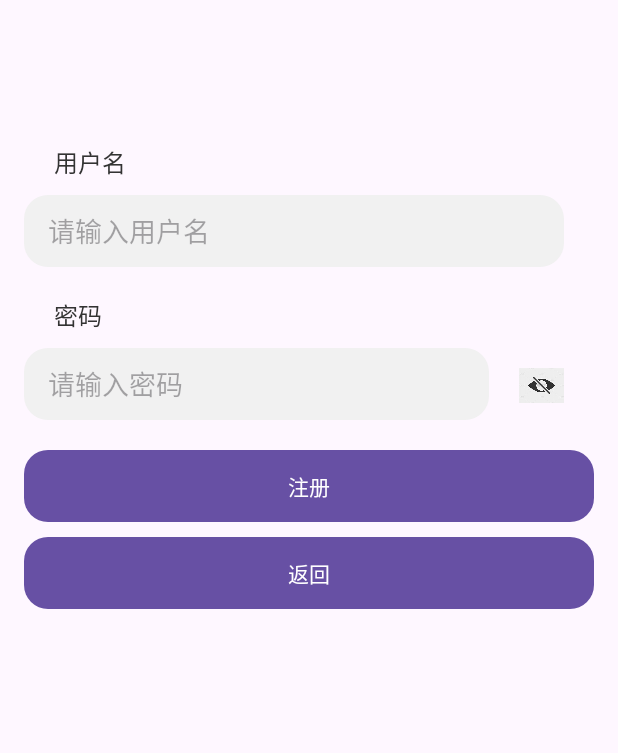
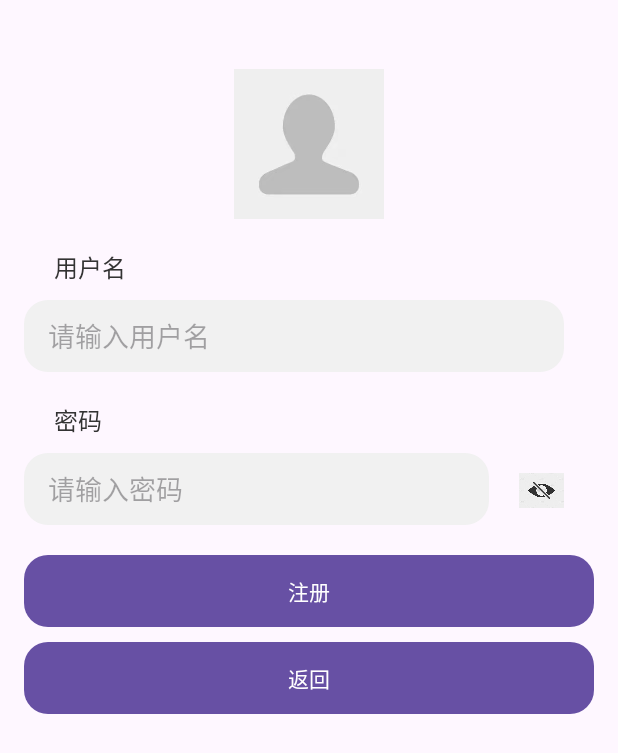
Before and after one commit to qiutf1/an-android-app-project, an Android app: the screen it shows after launch (RegisterActivity), after a tap on "注册", on a phone screen of 412 x 824 dp. Shown: the top 753 px of the screen. Run offline under Robolectric (Android 15) with nearby library versions, the phone set to English and light mode, and no system bars; 2 other taps on this screen came first.

Commit message:
实现头像选择功能

```diff
--- a/app/src/main/java/com/example/myapp4/DatabaseHelper.java
+++ b/app/src/main/java/com/example/myapp4/DatabaseHelper.java
@@ -7,17 +7,23 @@ import android.database.sqlite.SQLiteOpenHelper;
 public class DatabaseHelper extends SQLiteOpenHelper {
 
     private static final String DATABASE_NAME = "user_database";
-    private static final int DATABASE_VERSION = 1;
+    private static final int DATABASE_VERSION = 2;  // 更新数据库版本
 
     public static final String TABLE_USERS = "users";
     public static final String COLUMN_USERNAME = "username";
     public static final String COLUMN_PASSWORD = "password";
+    public static final String COLUMN_AVATAR = "avatar";  // 新增的头像字段
 
     // 创建表的SQL语句
     private static final String TABLE_CREATE =
             "CREATE TABLE " + TABLE_USERS + " (" +
                     COLUMN_USERNAME + " TEXT PRIMARY KEY, " +
-                    COLUMN_PASSWORD + " TEXT NOT NULL);";
+                    COLUMN_PASSWORD + " TEXT NOT NULL, " +
+                    COLUMN_AVATAR + " TEXT);";  // 新增头像字段
+
+    // 更新数据库时新增头像字段
+    private static final String ALTER_TABLE_ADD_AVATAR =
+            "ALTER TABLE " + TABLE_USERS + " ADD COLUMN " + COLUMN_AVATAR + " TEXT;";  // 添加头像字段的SQL语句
 
     public DatabaseHelper(Context context) {
         super(context, DATABASE_NAME, null, DATABASE_VERSION);
@@ -25,12 +31,14 @@ public class DatabaseHelper extends SQLiteOpenHelper {
 
     @Override
     public void onCreate(SQLiteDatabase db) {
-        db.execSQL(TABLE_CREATE); // 创建表
+        db.execSQL(TABLE_CREATE);  // 创建用户表
     }
 
     @Override
     public void onUpgrade(SQLiteDatabase db, int oldVersion, int newVersion) {
-        db.execSQL("DROP TABLE IF EXISTS " + TABLE_USERS);
-        onCreate(db);
+        if (oldVersion < 2) {
+            // 数据库版本更新时，添加新的列（头像字段）
+            db.execSQL(ALTER_TABLE_ADD_AVATAR);
+        }
     }
 }
--- a/app/src/main/java/com/example/myapp4/LoginActivity.java
+++ b/app/src/main/java/com/example/myapp4/LoginActivity.java
@@ -17,7 +17,7 @@ public class LoginActivity extends AppCompatActivity {
 
     private EditText usernameEditText, passwordEditText;
     private Button loginButton, registerButton;
-    private ImageView avatarImageView, eyeImageView;
+    private ImageView eyeImageView;
     private ProgressBar progressBar;
     private String username, password;
     private DatabaseHelper dbHelper;
@@ -31,7 +31,6 @@ public class LoginActivity extends AppCompatActivity {
         passwordEditText = findViewById(R.id.passwordEditText);
         loginButton = findViewById(R.id.loginButton);
         registerButton = findViewById(R.id.registerButton);
-        avatarImageView = findViewById(R.id.avatarImageView);
         progressBar = findViewById(R.id.progressBar);
         eyeImageView = findViewById(R.id.eyeImageView);
 
@@ -83,13 +82,6 @@ public class LoginActivity extends AppCompatActivity {
             startActivity(intent);
         });
 
-        // 头像选择事件
-        avatarImageView.setOnClickListener(v -> {
-            Intent intent = new Intent(Intent.ACTION_PICK);
-            intent.setType("image/*");
-            startActivityForResult(intent, 1);
-        });
-
         // 眼睛图标切换明文和密文
         eyeImageView.setOnClickListener(v -> {
             if (passwordEditText.getInputType() == (android.text.InputType.TYPE_CLASS_TEXT | android.text.InputType.TYPE_TEXT_VARIATION_PASSWORD)) {
@@ -104,14 +96,4 @@ public class LoginActivity extends AppCompatActivity {
             passwordEditText.setSelection(passwordEditText.getText().length()); // 保持光标位置
         });
     }
-
-    @Override
-    protected void onActivityResult(int requestCode, int resultCode, Intent data) {
-        super.onActivityResult(requestCode, resultCode, data);
-        if (requestCode == 1 && resultCode == RESULT_OK) {
-            if (data != null) {
-                avatarImageView.setImageURI(data.getData());
-            }
-        }
-    }
 }
--- a/app/src/main/res/layout/activity_register.xml
+++ b/app/src/main/res/layout/activity_register.xml
@@ -7,6 +7,20 @@
     android:padding="16dp"
     tools:context=".RegisterActivity">
 
+    <!-- 头像选择 -->
+    <ImageView
+        android:id="@+id/avatarImageView"
+        android:layout_width="100dp"
+        android:layout_height="100dp"
+        android:src="@drawable/ic_avatar_default"
+        android:contentDescription="头像选择"
+        app:layout_constraintTop_toTopOf="parent"
+        app:layout_constraintStart_toStartOf="parent"
+        app:layout_constraintEnd_toEndOf="parent"
+        android:layout_marginTop="30dp"
+        android:clickable="true"
+        android:focusable="true"/>
+
     <!-- 用户名标签 -->
     <TextView
         android:id="@+id/usernameLabel"
@@ -15,9 +29,9 @@
         android:text="用户名"
         android:textSize="16sp"
         android:textColor="#333333"
-        app:layout_constraintTop_toTopOf="parent"
+        app:layout_constraintTop_toBottomOf="@id/avatarImageView"
         app:layout_constraintStart_toStartOf="parent"
-        android:layout_marginTop="80dp"
+        android:layout_marginTop="20dp"
         android:layout_marginStart="20dp" />
 
     <!-- 用户名输入框 -->
@@ -103,5 +117,4 @@
         app:layout_constraintStart_toStartOf="parent"
         app:layout_constraintEnd_toEndOf="parent"
         android:layout_marginTop="10dp" />
-
 </androidx.constraintlayout.widget.ConstraintLayout>
```
Also changed, not shown: app/src/main/AndroidManifest.xml (+5 -4 lines), app/src/main/java/com/example/myapp4/AvatarSelectionActivity.java (added, +37 -0 lines), app/src/main/java/com/example/myapp4/RegisterActivity.java (+24 -0 lines), app/src/main/res/layout/activity_avatar_selection.xml (added, +53 -0 lines), app/src/main/res/layout/activity_login.xml (+15 -14 lines), app/src/main/res/drawable/avatar1.jpg (added), app/src/main/res/drawable/avatar2.jpg (added), app/src/main/res/drawable/avatar3.jpg (added), app/src/main/res/drawable/avatar4.jpg (added), app/src/main/res/drawable/ic_avatar_default.jpg, app/src/main/res/drawable/theme.jpg (added).
